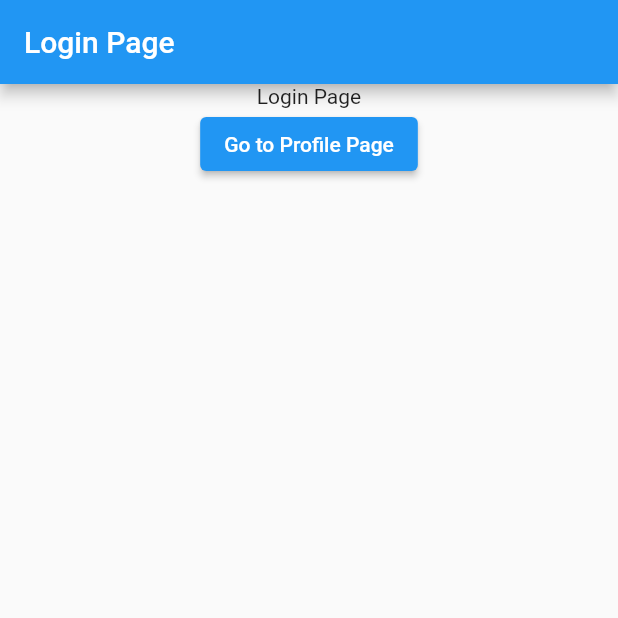
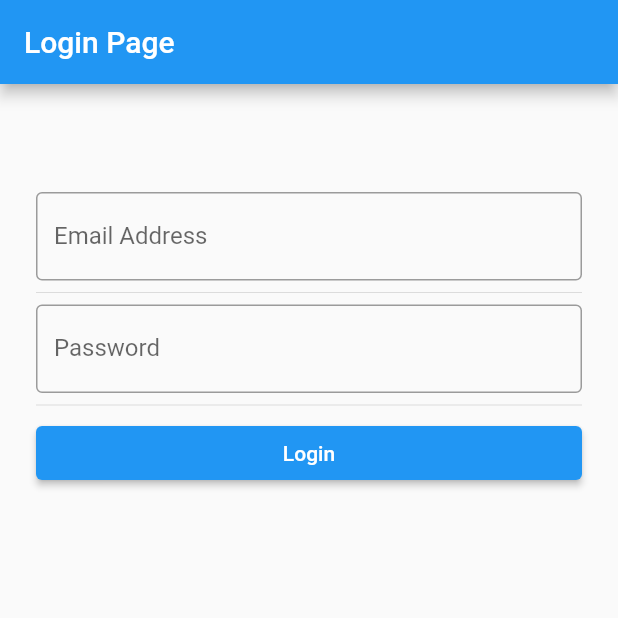
Before and after one commit to malibayram/full-stack-dart, a Flutter app: the screen it shows after launch, on a phone screen of 412 x 824 dp, the top half of it. Run offline on Flutter 3.47's test engine with Material 2 defaults, Android fonts, the phone set to English and light mode, and no system bars; drawn by our look-alikes of flutter_form_builder; our stand-ins replace form_builder_validators, go_router, hive, hive_flutter; accounts and stored records are empty.

Commit message:
Form oluşturma ve form doğrulama paketleri eklendi ve login sayfası temel olarak kodlandı

```diff
--- a/frontend/lib/main.dart
+++ b/frontend/lib/main.dart
@@ -1,4 +1,6 @@
 import 'package:flutter/material.dart';
+import 'package:flutter_localizations/flutter_localizations.dart';
+import 'package:form_builder_validators/form_builder_validators.dart';
 import 'package:go_router/go_router.dart';
 import 'package:hive_flutter/hive_flutter.dart';
 
@@ -25,6 +27,14 @@ class MyApp extends StatelessWidget {
     final user = Hive.box<User>('users').get('user');
 
     return MaterialApp.router(
+      supportedLocales: const [
+        Locale('en'),
+      ],
+      localizationsDelegates: const [
+        GlobalMaterialLocalizations.delegate,
+        GlobalWidgetsLocalizations.delegate,
+        FormBuilderLocalizations.delegate,
+      ],
       title: 'Flutter Frontend',
       routerConfig: routes(user),
     );
--- /dev/null
+++ b/frontend/lib/models/index.dart
@@ -0,0 +1 @@
+export 'user.dart';
--- a/frontend/lib/pages/login_page.dart
+++ b/frontend/lib/pages/login_page.dart
@@ -1,23 +1,67 @@
+import 'dart:developer';
+
 import 'package:flutter/material.dart';
-import 'package:go_router/go_router.dart';
+import 'package:flutter_form_builder/flutter_form_builder.dart';
+import 'package:form_builder_validators/form_builder_validators.dart';
 
 class LoginPage extends StatelessWidget {
   const LoginPage({super.key});
 
   @override
   Widget build(BuildContext context) {
+    final formKey = GlobalKey<FormBuilderState>();
+
     return Scaffold(
       appBar: AppBar(title: const Text('Login Page')),
-      body: Column(
-        children: [
-          const Center(child: Text("Login Page")),
-          ElevatedButton(
-            onPressed: () {
-              GoRouter.of(context).go('/');
-            },
-            child: const Text('Go to Profile Page'),
+      body: FormBuilder(
+        key: formKey,
+        child: Padding(
+          padding: const EdgeInsets.symmetric(vertical: 8.0, horizontal: 24.0),
+          child: ListView(
+            children: [
+              const SizedBox(height: 64),
+              FormBuilderTextField(
+                name: 'email',
+                decoration: const InputDecoration(
+                  border: OutlineInputBorder(),
+                  labelText: "Email Address",
+                ),
+                validator: FormBuilderValidators.compose([
+                  FormBuilderValidators.required(),
+                  FormBuilderValidators.email(),
+                ]),
+                keyboardType: TextInputType.emailAddress,
+              ),
+              const Divider(),
+              FormBuilderTextField(
+                name: 'password',
+                decoration: const InputDecoration(
+                  border: OutlineInputBorder(),
+                  labelText: "Password",
+                ),
+                validator: FormBuilderValidators.compose([
+                  FormBuilderValidators.required(),
+                  FormBuilderValidators.minLength(6),
+                ]),
+                obscureText: true,
+              ),
+              const Divider(),
+              ElevatedButton(
+                onPressed: () {
+                  // GoRouter.of(context).go('/');
+                  if (formKey.currentState!.saveAndValidate()) {
+                    final formValue = formKey.currentState!.value;
+                    log(
+                      formValue.toString(),
+                      name: 'LoginPage Form Values',
+                    );
+                  }
+                },
+                child: const Text('Login'),
+              ),
+            ],
           ),
-        ],
+        ),
       ),
     );
   }
--- /dev/null
+++ b/frontend/lib/utils/index.dart
@@ -0,0 +1 @@
+export 'routes.dart';
--- a/frontend/lib/utils/routes.dart
+++ b/frontend/lib/utils/routes.dart
@@ -1,6 +1,6 @@
 import 'package:go_router/go_router.dart';
 
-import '../models/user.dart';
+import '../models/index.dart';
 import '../pages/index.dart';
 
 GoRouter routes(User? user) {
```
Also changed, not shown: frontend/pubspec.yaml (+6 -3 lines), frontend/pubspec.lock.
